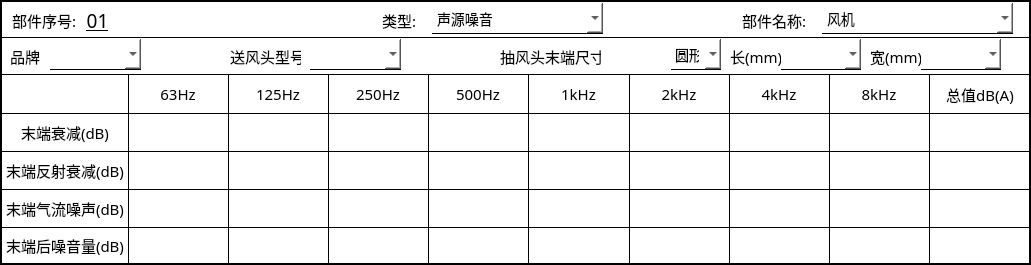
haobana/NoiCal, file NoiseCalSoft/roomCal/roomcaltable.ui: the form before one commit.
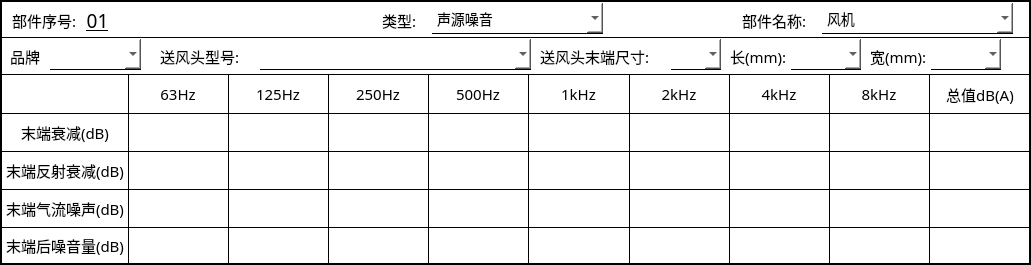
The form after the commit. The open tabs and pages were chosen to show the change.

Patch:
```diff
--- a/NoiseCalSoft/roomCal/roomcaltable.ui
+++ b/NoiseCalSoft/roomCal/roomcaltable.ui
@@ -28,8 +28,7 @@
    <property name="styleSheet">
     <string notr="true">#page_noi_src_info, #page_vav_terminal_info,
 #page_circle_damper_info,#page_rect_damper_info,
-#page_atten_info,#page_branch_info,#page_pipe_info,
-#page_elbow_info,#page_silencer_info,#page_room_info,
+#page_atten_info,#page_branch_info,#page_pipe_elbow_info,#page_silencer_info,#page_room_info,
 #page_reducer_info
 {
     border: 1px solid black;
@@ -937,6 +936,9 @@
       <string notr="true">border:none;
 border-bottom:1px solid black;</string>
      </property>
+     <property name="currentIndex">
+      <number>-1</number>
+     </property>
      <item>
       <property name="text">
        <string>圆形</string>
@@ -1123,9 +1125,9 @@
       <widget class="QLabel" name="label_110">
        <property name="geometry">
         <rect>
-         <x>80</x>
+         <x>10</x>
          <y>3</y>
-         <width>71</width>
+         <width>91</width>
          <height>31</height>
         </rect>
        </property>
@@ -1142,9 +1144,9 @@
       <widget class="QLabel" name="label_111">
        <property name="geometry">
         <rect>
-         <x>350</x>
+         <x>390</x>
          <y>3</y>
-         <width>101</width>
+         <width>121</width>
          <height>31</height>
         </rect>
        </property>
@@ -1155,15 +1157,15 @@
         </font>
        </property>
        <property name="text">
-        <string>抽风头末端尺寸:</string>
+        <string>送风头末端尺寸:</string>
        </property>
       </widget>
       <widget class="QComboBox" name="comboBox_22">
        <property name="geometry">
         <rect>
-         <x>160</x>
+         <x>110</x>
          <y>1</y>
-         <width>91</width>
+         <width>271</width>
          <height>31</height>
         </rect>
        </property>
@@ -1456,9 +1458,9 @@
       <widget class="QComboBox" name="comboBox_19">
        <property name="geometry">
         <rect>
-         <x>50</x>
+         <x>60</x>
          <y>1</y>
-         <width>81</width>
+         <width>71</width>
          <height>31</height>
         </rect>
        </property>
@@ -1478,7 +1480,7 @@
         <rect>
          <x>0</x>
          <y>3</y>
-         <width>51</width>
+         <width>61</width>
          <height>31</height>
         </rect>
        </property>
@@ -1495,9 +1497,9 @@
       <widget class="QComboBox" name="comboBox_20">
        <property name="geometry">
         <rect>
-         <x>190</x>
+         <x>200</x>
          <y>1</y>
-         <width>81</width>
+         <width>71</width>
          <height>31</height>
         </rect>
        </property>
@@ -1517,7 +1519,7 @@
         <rect>
          <x>140</x>
          <y>3</y>
-         <width>51</width>
+         <width>61</width>
          <height>31</height>
         </rect>
        </property>
```
Left out of the diff: 29 changed lines with no effect on the pictures.
